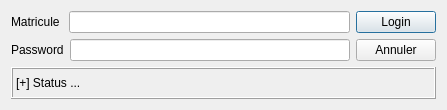
Old version of the form DataBase/dialog.ui in the repository Ameur/DataBase_con.
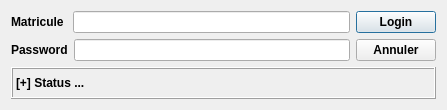
New version of the form.

What changed in the file:
```diff
--- a/DataBase/dialog.ui
+++ b/DataBase/dialog.ui
@@ -10,6 +10,24 @@
     <height>110</height>
    </rect>
   </property>
+  <property name="minimumSize">
+   <size>
+    <width>447</width>
+    <height>110</height>
+   </size>
+  </property>
+  <property name="maximumSize">
+   <size>
+    <width>447</width>
+    <height>110</height>
+   </size>
+  </property>
+  <property name="font">
+   <font>
+    <weight>75</weight>
+    <bold>true</bold>
+   </font>
+  </property>
   <property name="windowTitle">
    <string>Dialog</string>
   </property>
```
Left out of the diff: 2 changed lines with no effect on the pictures.
